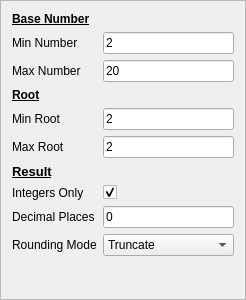
The window that rootsconfigframe.ui (RealGrep/QMentat) describes before a commit, drawn with Qt 5.
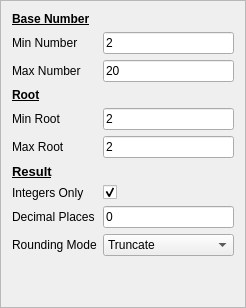
The same window after the commit.

Commit message: * Updated the maximum field lengths in config forms to remove unnecessary   limits, and put in reasonable ones where appropriate.

Diff of the .ui file:
```diff
--- a/rootsconfigframe.ui
+++ b/rootsconfigframe.ui
@@ -7,7 +7,7 @@
     <x>0</x>
     <y>0</y>
     <width>246</width>
-    <height>300</height>
+    <height>308</height>
    </rect>
   </property>
   <property name="windowTitle">
```
Left out of the diff: 9 changed lines with no effect on the pictures. The commit also changes 6 other files.
